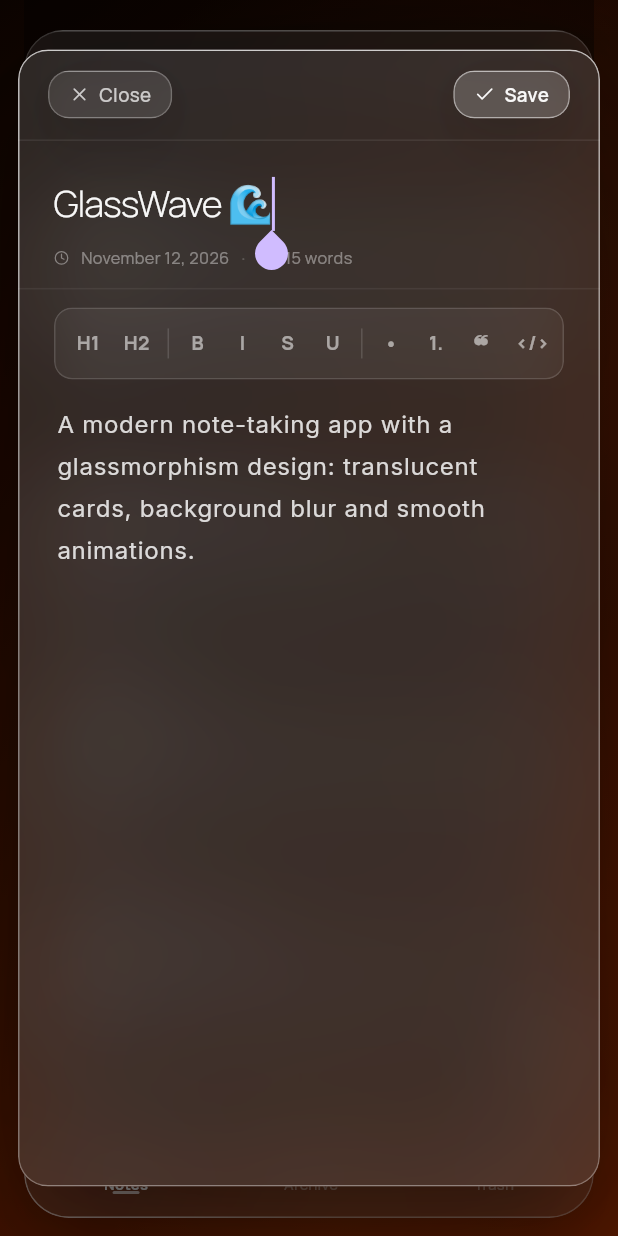
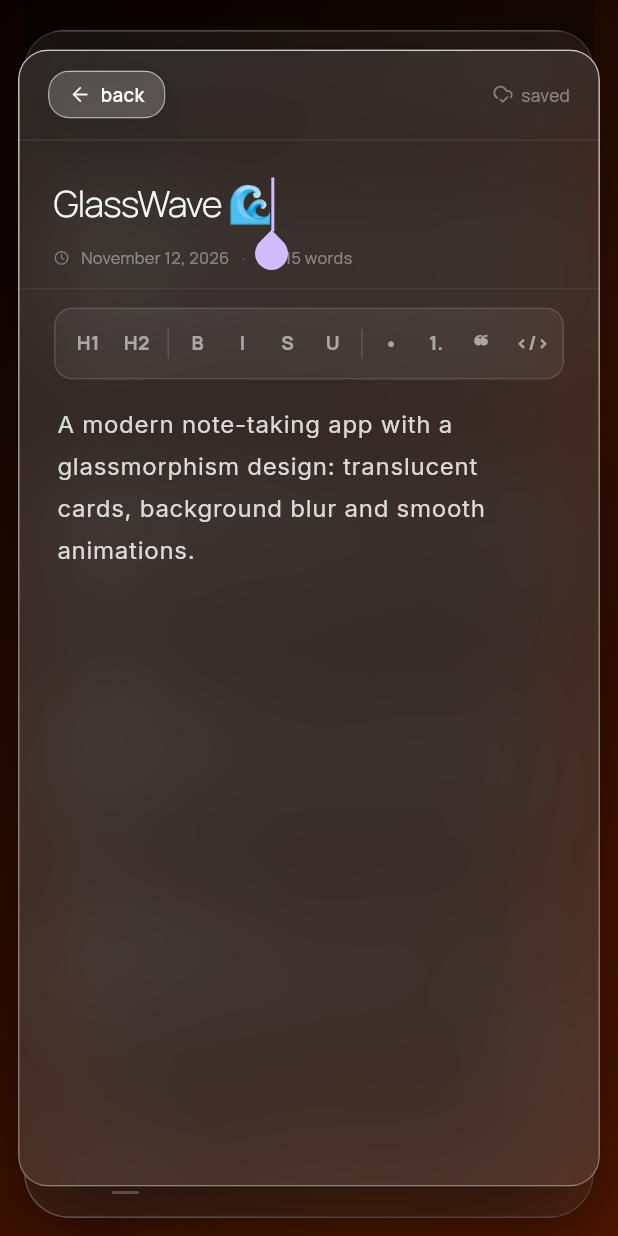
Before and after one commit to aalmaz1/glasswave, a Flutter app: the screen it shows after launch, after a tap on "GlassWave 🌊", on a phone screen of 412 x 824 dp. Run offline on Flutter 3.47's test engine with Material 3 defaults, Android fonts, the phone set to English and light mode, and no system bars; our stand-ins replace cloud_firestore, easy_localization, firebase_auth, firebase_core, flutter_local_notifications, flutter_riverpod and 4 more; accounts and stored records are empty.

Commit message:
perf(ui): throttle scroll, precompute search, cheaper transitions, autosave
- throttle scroll listener in dashboard (skip <2px deltas)
- BouncingScrollPhysics + AlwaysScrollableScrollPhysics
- RepaintBoundary + ValueKey in note grid
- precompute search string (trim/lowercase once)
- replace heavy BackdropFilter in confirm dialog with overlay tint
- FadeTransition + ScaleTransition for overlays
- hoist shadow lists as const in design_tokens (avoid per-call allocation)
- editor: replace unsaved-changes dialog with autosave on close
- unify Escape / Ctrl+S / Meta+S to _saveAndClose
- drop now-unused confirm_dialog import in editor_screen
- drop now-unnecessary dart:ui imports in confirm_dialog, reminder_modal

```diff
--- a/glasswave_flutter_ver/lib/screens/dashboard_screen.dart
+++ b/glasswave_flutter_ver/lib/screens/dashboard_screen.dart
@@ -37,7 +37,10 @@ class _DashboardScreenState extends ConsumerState<DashboardScreen> {
   void initState() {
     super.initState();
     _scrollController.addListener(() {
-      _scrollY.value = _scrollController.offset;
+      final offset = _scrollController.offset;
+      if ((offset - _scrollY.value).abs() > 2.0) {
+        _scrollY.value = offset;
+      }
     });
     _searchController.addListener(() => setState(() {}));
     _searchFocus.addListener(() => setState(() {}));
@@ -97,7 +100,7 @@ class _DashboardScreenState extends ConsumerState<DashboardScreen> {
       crossAxisCount = 2;
     }
 
-    final search = _searchController.text;
+    final search = _searchController.text.trim().toLowerCase();
     List<Note> filteredNotes = notes.where((n) {
       bool matchesTab = false;
       if (currentTab == 0) matchesTab = !n.trashed && !n.archived;
@@ -106,10 +109,9 @@ class _DashboardScreenState extends ConsumerState<DashboardScreen> {
 
       if (search.isEmpty) return matchesTab;
 
-      final q = search.toLowerCase();
-      final matchesSearch = n.title.toLowerCase().contains(q) ||
-          n.body.toLowerCase().contains(q);
-      return matchesTab && matchesSearch;
+      return matchesTab &&
+          (n.title.toLowerCase().contains(search) ||
+              n.body.toLowerCase().contains(search));
     }).toList();
 
     if (sortOrder == SortOrder.created) {
@@ -135,6 +137,9 @@ class _DashboardScreenState extends ConsumerState<DashboardScreen> {
                 children: [
                   CustomScrollView(
                     controller: _scrollController,
+                    physics: const BouncingScrollPhysics(
+                      parent: AlwaysScrollableScrollPhysics(),
+                    ),
                     slivers: [
               SliverPadding(
                 padding: EdgeInsets.only(
@@ -337,7 +342,8 @@ class _DashboardScreenState extends ConsumerState<DashboardScreen> {
     if (items.isEmpty) return const SizedBox.shrink();
     final gap = _contentGap;
     final rowCount = (items.length / cols).ceil();
-    return Column(
+    return RepaintBoundary(
+      child: Column(
         children: [
           for (var row = 0; row < rowCount; row++) ...[
             if (row > 0) SizedBox(height: gap),
@@ -349,7 +355,10 @@ class _DashboardScreenState extends ConsumerState<DashboardScreen> {
                     if (i > 0) SizedBox(width: gap),
                     Expanded(
                       child: row * cols + i < items.length
-                        ? NoteCard(note: items[row * cols + i])
+                          ? NoteCard(
+                              key: ValueKey(items[row * cols + i].id),
+                              note: items[row * cols + i],
+                            )
                           : const SizedBox.shrink(),
                     ),
                   ],
@@ -358,6 +367,7 @@ class _DashboardScreenState extends ConsumerState<DashboardScreen> {
             ),
           ],
         ],
+      ),
     );
   }
 
@@ -424,8 +434,21 @@ class _DashboardScreenState extends ConsumerState<DashboardScreen> {
       barrierDismissible: false,
       barrierLabel: 'sort',
       barrierColor: Colors.transparent,
-      transitionDuration: const Duration(milliseconds: 280),
-      transitionBuilder: (context, animation, secondaryAnimation, child) => child,
+      transitionDuration: const Duration(milliseconds: 260),
+      transitionBuilder: (context, animation, secondaryAnimation, child) {
+        final curvedAnimation = CurvedAnimation(
+          parent: animation,
+          curve: Curves.easeOutCubic,
+          reverseCurve: Curves.easeInCubic,
+        );
+        return FadeTransition(
+          opacity: curvedAnimation,
+          child: ScaleTransition(
+            scale: Tween<double>(begin: 0.94, end: 1.0).animate(curvedAnimation),
+            child: child,
+          ),
+        );
+      },
       pageBuilder: (ctx, animation, secondaryAnimation) {
         return const SortSheetOverlay();
       },
@@ -646,41 +669,43 @@ class _NavItem extends StatelessWidget {
   Widget build(BuildContext context) {
     return GestureDetector(
       onTap: onTap,
+      behavior: HitTestBehavior.opaque,
       child: Padding(
         padding: const EdgeInsets.fromLTRB(16, 4, 16, 6),
-        child: Stack(
-          alignment: Alignment.topCenter,
-          children: [
-            Column(
+        child: Column(
           mainAxisSize: MainAxisSize.min,
           children: [
-                Icon(icon, size: 20, color: active ? G.textPrimary : G.textMuted),
+            AnimatedScale(
+              duration: const Duration(milliseconds: 200),
+              curve: Curves.easeOutCubic,
+              scale: active ? 1.10 : 1.0,
+              child: Icon(
+                icon,
+                size: 20,
+                color: active ? G.textPrimary : G.textMuted,
+              ),
+            ),
             const SizedBox(height: 3),
-                Text(
-                  label,
+            AnimatedDefaultTextStyle(
+              duration: const Duration(milliseconds: 200),
+              curve: Curves.easeOutCubic,
               style: TextStyle(
                 fontSize: 9.9,
                 fontWeight: active ? FontWeight.w700 : FontWeight.w500,
                 letterSpacing: 0.2,
                 color: active ? G.textPrimary : G.textMuted,
               ),
+              child: Text(label),
             ),
-              ],
-            ),
-            if (active)
-              Positioned(
-                bottom: 0,
-                left: 0,
-                right: 0,
-                child: Center(
-                  child: Container(
-                    width: 18,
+            const SizedBox(height: 2),
+            AnimatedContainer(
+              duration: const Duration(milliseconds: 200),
+              curve: Curves.easeOutCubic,
+              width: active ? 18 : 0,
               height: 2,
               decoration: BoxDecoration(
                 color: Colors.white.withValues(alpha: 0.70),
                 borderRadius: BorderRadius.circular(2),
-                    ),
-                  ),
               ),
             ),
           ],
--- a/glasswave_flutter_ver/lib/screens/editor_screen.dart
+++ b/glasswave_flutter_ver/lib/screens/editor_screen.dart
@@ -13,7 +13,6 @@ import '../services/date_formats.dart';
 import '../theme/app_theme_data.dart';
 import '../theme/design_tokens.dart';
 import '../widgets/glass_container.dart';
-import '../widgets/confirm_dialog.dart';
 
 Future<void> openEditorOverlay(
   BuildContext context, {
@@ -25,8 +24,21 @@ Future<void> openEditorOverlay(
     barrierDismissible: false,
     barrierLabel: 'editor',
     barrierColor: Colors.transparent,
-    transitionDuration: const Duration(milliseconds: 300),
-      transitionBuilder: (context, animation, secondaryAnimation, child) => child,
+    transitionDuration: const Duration(milliseconds: 280),
+    transitionBuilder: (context, animation, secondaryAnimation, child) {
+      final curvedAnimation = CurvedAnimation(
+        parent: animation,
+        curve: Curves.easeOutCubic,
+        reverseCurve: Curves.easeInCubic,
+      );
+      return FadeTransition(
+        opacity: curvedAnimation,
+        child: ScaleTransition(
+          scale: Tween<double>(begin: 0.94, end: 1.0).animate(curvedAnimation),
+          child: child,
+        ),
+      );
+    },
     pageBuilder: (dialogContext, animation, secondaryAnimation) {
       return EditorScreen(note: note, asNewNote: asNewNote);
     },
@@ -155,7 +167,16 @@ class _EditorScreenState extends ConsumerState<EditorScreen> {
   }
 
   void _persistSilent() {
-    if (_titleController.text.trim().isEmpty && _bodyController.text.trim().isEmpty) return;
+    final title = _titleController.text.trim();
+    final body = _bodyController.text.trim();
+
+    if (title.isEmpty && body.isEmpty) {
+      if (_noteId != null && _source == null) {
+        ref.read(notesProvider.notifier).deleteNote(_noteId!);
+      }
+      return;
+    }
+
     final created = _buildNote();
     final notifier = ref.read(notesProvider.notifier);
     if (_source == null) {
@@ -168,39 +189,10 @@ class _EditorScreenState extends ConsumerState<EditorScreen> {
     if (mounted) setState(() {});
   }
 
-  void _save() {
-    if (_titleController.text.trim().isEmpty && _bodyController.text.trim().isEmpty) {
-      Navigator.pop(context);
-      return;
-    }
-    final note = _buildNote();
-    final notifier = ref.read(notesProvider.notifier);
-    if (_source == null) {
-      notifier.upsert(note);
-    } else {
-      notifier.updateNote(note);
-    }
-    Navigator.pop(context);
-  }
-
-  Future<void> _requestClose() async {
-    if (!_dirty) {
-      Navigator.pop(context);
-      return;
-    }
-    final choice = await showGlassConfirm(
-      context,
-      title: tr('unsaved_changes_title'),
-      body: tr('unsaved_changes_body'),
-      confirmLabel: tr('unsaved_save'),
-      cancelLabel: tr('cancel'),
-      extraLabel: tr('unsaved_discard'),
-      danger: false,
-    );
-    if (!mounted) return;
-    if (choice == GlassConfirmChoice.confirm) {
-      _save();
-    } else if (choice == GlassConfirmChoice.extra) {
+  void _saveAndClose() {
+    _autosaveTimer?.cancel();
+    _persistSilent();
+    if (mounted && Navigator.of(context).canPop()) {
       Navigator.pop(context);
     }
   }
@@ -304,9 +296,7 @@ class _EditorScreenState extends ConsumerState<EditorScreen> {
 
     return CallbackShortcuts(
       bindings: {
-        SingleActivator(LogicalKeyboardKey.escape): _requestClose,
-        SingleActivator(LogicalKeyboardKey.keyS, control: true): _save,
-        SingleActivator(LogicalKeyboardKey.keyS, meta: true): _save,
+        SingleActivator(LogicalKeyboardKey.escape): _saveAndClose,
       },
       child: Material(
         type: MaterialType.transparency,
@@ -314,7 +304,7 @@ class _EditorScreenState extends ConsumerState<EditorScreen> {
           children: [
             Positioned.fill(
               child: GestureDetector(
-              onTap: _requestClose,
+                onTap: _saveAndClose,
                 child: BackdropFilter(
                   filter: ImageFilter.blur(
                     sigmaX: isMobile ? 0 : 2,
@@ -368,18 +358,19 @@ class _EditorScreenState extends ConsumerState<EditorScreen> {
                               mainAxisAlignment: MainAxisAlignment.spaceBetween,
                               children: [
                                 GlassChip(
-                                onTap: _requestClose,
+                                  highlight: true,
+                                  onTap: _saveAndClose,
                                   child: Row(
                                     mainAxisSize: MainAxisSize.min,
                                     children: [
-                                    const Icon(LucideIcons.x, size: 14, color: G.textSecondary),
+                                      const Icon(LucideIcons.arrowLeft, size: 15, color: G.textPrimary),
                                       const SizedBox(width: 6),
                                       Text(
-                                      tr('editor_close'),
+                                        tr('back'),
                                         style: const TextStyle(
                                           fontSize: 12.5,
-                                        color: G.textSecondary,
-                                        fontWeight: FontWeight.w500,
+                                          color: G.textPrimary,
+                                          fontWeight: FontWeight.w600,
                                         ),
                                       ),
                                     ],
@@ -397,24 +388,20 @@ class _EditorScreenState extends ConsumerState<EditorScreen> {
                                   )
                                 else
                                   const SizedBox.shrink(),
-                              GlassChip(
-                                highlight: true,
-                                onTap: _save,
-                                child: Row(
+                                Row(
                                   mainAxisSize: MainAxisSize.min,
                                   children: [
-                                    const Icon(LucideIcons.check, size: 14, color: G.textPrimary),
-                                    const SizedBox(width: 6),
+                                    const Icon(LucideIcons.cloudCheck, size: 14, color: G.textMuted),
+                                    const SizedBox(width: 5),
                                     Text(
-                                      tr('editor_save'),
+                                      tr('saved'),
                                       style: const TextStyle(
-                                        fontSize: 12.5,
-                                        color: G.textPrimary,
-                                        fontWeight: FontWeight.w600,
+                                        fontSize: 11.5,
+                                        color: G.textMuted,
+                                        fontWeight: FontWeight.w400,
                                       ),
                                     ),
                                   ],
-                                ),
                                 ),
                               ],
                             ),
--- a/glasswave_flutter_ver/lib/theme/design_tokens.dart
+++ b/glasswave_flutter_ver/lib/theme/design_tokens.dart
@@ -12,22 +12,39 @@ abstract final class G {
   static const Color overlay = Color(0x66000000); // 40% soft backdrop tint
   static const double radius = 22;
 
+  static const List<BoxShadow> _shadowNormal = [
+    BoxShadow(
+      color: Color(0x24000000), // Soft ambient contact shadow
+      blurRadius: 24,
+      spreadRadius: -4,
+      offset: Offset(0, 8),
+    ),
+    BoxShadow(
+      color: Color(0x14000000), // Wide diffused backdrop shadow
+      blurRadius: 48,
+      spreadRadius: 0,
+      offset: Offset(0, 14),
+    ),
+  ];
+
+  static const List<BoxShadow> _shadowHover = [
+    BoxShadow(
+      color: Color(0x3D000000),
+      blurRadius: 36,
+      spreadRadius: -2,
+      offset: Offset(0, 14),
+    ),
+    BoxShadow(
+      color: Color(0x24000000),
+      blurRadius: 72,
+      spreadRadius: 0,
+      offset: Offset(0, 24),
+    ),
+  ];
+
   // Ultra-realistic dual-layer glass elevation shadows (Apple visionOS style)
   static List<BoxShadow> glassShadow({bool hover = false}) {
-    return [
-      BoxShadow(
-        color: Color(hover ? 0x3D000000 : 0x24000000), // Soft ambient contact shadow
-        blurRadius: hover ? 36 : 24,
-        spreadRadius: hover ? -2 : -4,
-        offset: Offset(0, hover ? 14 : 8),
-      ),
-      BoxShadow(
-        color: Color(hover ? 0x24000000 : 0x14000000), // Wide diffused backdrop shadow
-        blurRadius: hover ? 72 : 48,
-        spreadRadius: 0,
-        offset: Offset(0, hover ? 24 : 14),
-      ),
-    ];
+    return hover ? _shadowHover : _shadowNormal;
   }
 
   static const List<BoxShadow> modalShadow = [
--- a/glasswave_flutter_ver/lib/widgets/glass_container.dart
+++ b/glasswave_flutter_ver/lib/widgets/glass_container.dart
@@ -4,6 +4,17 @@ import 'package:flutter/material.dart';
 import '../theme/design_tokens.dart';
 
 class GlassContainer extends StatelessWidget {
+  static const _sheenGradient = LinearGradient(
+    begin: Alignment.topLeft,
+    end: Alignment.bottomRight,
+    colors: [
+      Color(0x24FFFFFF),
+      Color(0x08FFFFFF),
+      Color(0x00FFFFFF),
+    ],
+    stops: [0.0, 0.40, 1.0],
+  );
+
   final Widget child;
   final double blur;
   final double borderRadius;
@@ -96,16 +107,7 @@ class GlassContainer extends StatelessWidget {
                   child: Container(
                     decoration: BoxDecoration(
                       borderRadius: BorderRadius.circular(borderRadius),
-                      gradient: LinearGradient(
-                        begin: Alignment.topLeft,
-                        end: Alignment.bottomRight,
-                        colors: [
-                          Colors.white.withValues(alpha: 0.14),
-                          Colors.white.withValues(alpha: 0.03),
-                          Colors.white.withValues(alpha: 0.0),
-                        ],
-                        stops: const [0.0, 0.40, 1.0],
-                      ),
+                      gradient: _sheenGradient,
                     ),
                   ),
                 ),
--- a/glasswave_flutter_ver/lib/widgets/note_card.dart
+++ b/glasswave_flutter_ver/lib/widgets/note_card.dart
@@ -23,6 +23,43 @@ class NoteCard extends ConsumerStatefulWidget {
 
 class _NoteCardState extends ConsumerState<NoteCard> {
   bool _isHovered = false;
+  bool _isExiting = false;
+  double _exitDx = 0.0;
+  double _exitOpacity = 1.0;
+
+  void _animateExit(double targetDx, VoidCallback onAction) {
+    if (_isExiting) return;
+    setState(() {
+      _isExiting = true;
+      _exitDx = targetDx;
+      _exitOpacity = 0.0;
+    });
+    Future.delayed(const Duration(milliseconds: 260), () {
+      if (mounted) onAction();
+    });
+  }
+
+  void _handleArchive() {
+    _animateExit(350.0, () {
+      ref.read(notesProvider.notifier).toggleArchive(widget.note.id);
+    });
+  }
+
+  void _handleTrash() {
+    _animateExit(350.0, () {
+      ref.read(notesProvider.notifier).toggleTrash(widget.note.id);
+    });
+  }
+
+  void _handleRestore() {
+    _animateExit(-350.0, () {
+      if (ref.read(dashboardTabProvider) == 1) {
+        ref.read(notesProvider.notifier).toggleArchive(widget.note.id);
+      } else {
+        ref.read(notesProvider.notifier).toggleTrash(widget.note.id);
+      }
+    });
+  }
 
   String _fmtDate(DateTime d, String locale) {
     final diff = DateTime.now().difference(d);
@@ -73,25 +110,29 @@ class _NoteCardState extends ConsumerState<NoteCard> {
       openEditorOverlay(context, note: widget.note, asNewNote: isDemo);
     }
 
-    final double scale = hoverActive ? 1.02 : 1.0;
+    final double scale = _isExiting ? 0.92 : (hoverActive ? 1.02 : 1.0);
     final double translateY = hoverActive ? -6.0 : 0.0;
 
-    return MouseRegion(
+    return AnimatedOpacity(
+      duration: const Duration(milliseconds: 260),
+      curve: Curves.easeOutCubic,
+      opacity: _exitOpacity,
+      child: MouseRegion(
         onEnter: (_) => setState(() => _isHovered = true),
         onExit: (_) => setState(() => _isHovered = false),
         cursor: SystemMouseCursors.click,
         child: AnimatedContainer(
-        duration: const Duration(milliseconds: 320),
-        curve: const Cubic(0.34, 1.56, 0.64, 1.0),
+          duration: const Duration(milliseconds: 260),
+          curve: Curves.easeOutCubic,
           transformAlignment: Alignment.center,
           transform: Matrix4.diagonal3Values(scale, scale, 1.0)
-          ..setTranslationRaw(0.0, translateY, 0.0),
+            ..setTranslationRaw(_exitDx, translateY, 0.0),
           child: GestureDetector(
             onTap: openEditor,
             child: RepaintBoundary(
               child: GlassContainer(
                 borderRadius: 20,
-              blur: isMobile ? 0 : 28,
+                blur: 0,
                 showRing: true,
                 showSheen: true,
                 ringColors: hoverActive ? G.ringCardHover : G.ringCard,
@@ -201,20 +242,13 @@ class _NoteCardState extends ConsumerState<NoteCard> {
                               ],
                             ),
                             if (!isDemo)
-                            AnimatedOpacity(
-                              duration: const Duration(milliseconds: 200),
-                              opacity: (isMobile || _isHovered) ? 1.0 : 0.0,
-                              child: IgnorePointer(
-                                ignoring: !isMobile && !_isHovered,
-                                child: Row(
+                              Row(
                                 children: tabIndex == 2
                                     ? [
                                         _MiniAction(
                                           icon: LucideIcons.rotateCcw,
                                           color: G.textSecondary,
-                                            onTap: () => ref
-                                                .read(notesProvider.notifier)
-                                                .toggleTrash(widget.note.id),
+                                          onTap: _handleRestore,
                                         ),
                                         const SizedBox(width: 4),
                                         _MiniAction(
@@ -230,9 +264,11 @@ class _NoteCardState extends ConsumerState<NoteCard> {
                                             );
                                             if (result == GlassConfirmChoice.confirm &&
                                                 mounted) {
+                                              _animateExit(350.0, () {
                                                 ref
                                                     .read(notesProvider.notifier)
                                                     .deleteNote(widget.note.id);
+                                              });
                                             }
                                           },
                                         ),
@@ -249,25 +285,22 @@ class _NoteCardState extends ConsumerState<NoteCard> {
                                         _MiniAction(
                                           icon: LucideIcons.archive,
                                           color: G.textSecondary,
-                                            onTap: () => ref
-                                                .read(notesProvider.notifier)
-                                                .toggleArchive(widget.note.id),
+                                          onTap: tabIndex == 1
+                                              ? _handleRestore
+                                              : _handleArchive,
                                         ),
                                         const SizedBox(width: 4),
                                         _MiniAction(
                                           icon: LucideIcons.trash2,
                                           color: G.textSecondary,
-                                            onTap: () => ref
-                                                .read(notesProvider.notifier)
-                                                .toggleTrash(widget.note.id),
-                                          ),
-                                        ],
-                                ),
-                              ),
+                                          onTap: _handleTrash,
                                         ),
                                       ],
                               ),
                           ],
+                        ),
+                      ],
+                    ),
                   ),
                 ),
               ),
```
Also changed, not shown: glasswave_flutter_ver/lib/widgets/confirm_dialog.dart (+20 -22 lines), glasswave_flutter_ver/lib/widgets/reminder_modal.dart (+47 -37 lines). Lines whose indentation alone changed are shown as unchanged.
